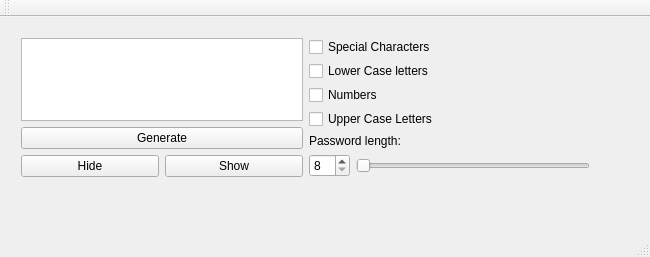
First picture: the form in sources/mainwindow.ui, repository SchnJulian/pwGenerator, before the edit.
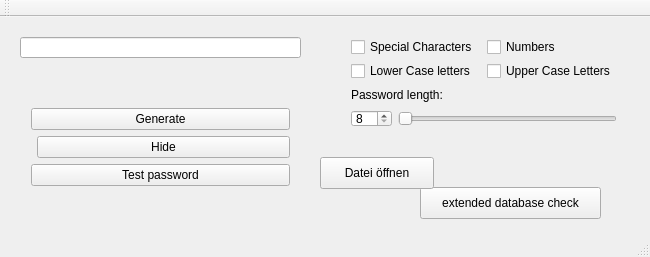
Second picture: the form after the edit.

The edit to the form file:
```diff
--- a/sources/mainwindow.ui
+++ b/sources/mainwindow.ui
@@ -10,12 +10,6 @@
     <height>257</height>
    </rect>
   </property>
-  <property name="sizePolicy">
-   <sizepolicy hsizetype="Fixed" vsizetype="Fixed">
-    <horstretch>0</horstretch>
-    <verstretch>0</verstretch>
-   </sizepolicy>
-  </property>
   <property name="minimumSize">
    <size>
     <width>650</width>
@@ -35,57 +29,59 @@
    <widget class="QWidget" name="layoutWidget">
     <property name="geometry">
      <rect>
-      <x>10</x>
-      <y>10</y>
-      <width>591</width>
-      <height>161</height>
+      <x>20</x>
+      <y>80</y>
+      <width>281</width>
+      <height>124</height>
      </rect>
     </property>
-    <layout class="QHBoxLayout" name="horizontalLayout_3">
-     <item>
-      <layout class="QVBoxLayout" name="verticalLayout_2">
-       <item>
-        <widget class="QPlainTextEdit" name="displayPassword"/>
-       </item>
-       <item>
+    <layout class="QFormLayout" name="formLayout">
+     <item row="0" column="0" colspan="2">
         <widget class="QPushButton" name="generateButton">
          <property name="text">
           <string>Generate</string>
          </property>
         </widget>
        </item>
-       <item>
-        <layout class="QHBoxLayout" name="horizontalLayout">
-         <item>
+     <item row="1" column="1">
           <widget class="QPushButton" name="hideButton">
            <property name="text">
             <string>Hide</string>
            </property>
           </widget>
          </item>
-         <item>
-          <widget class="QPushButton" name="showButton">
+     <item row="2" column="0" colspan="2">
+      <widget class="QPushButton" name="testPwBtn">
            <property name="text">
-            <string>Show</string>
+        <string>Test password</string>
            </property>
           </widget>
          </item>
         </layout>
-       </item>
-      </layout>
-     </item>
+   </widget>
+   <widget class="QWidget" name="layoutWidget">
+    <property name="geometry">
+     <rect>
+      <x>340</x>
+      <y>10</y>
+      <width>288</width>
+      <height>111</height>
+     </rect>
+    </property>
+    <layout class="QVBoxLayout" name="verticalLayout_2">
      <item>
-      <layout class="QVBoxLayout" name="verticalLayout_5">
-       <item>
-        <layout class="QVBoxLayout" name="verticalLayout">
-         <item>
-          <widget class="QCheckBox" name="specialCharacters">
+      <layout class="QGridLayout" name="gridLayout">
+       <item row="1" column="1">
+        <widget class="QCheckBox" name="upperCaseLetters">
            <property name="text">
-            <string>Special Characters</string>
-           </property>
-          </widget>
-         </item>
-         <item>
+          <string>Upper Case Letters</string>
+         </property>
+         <property name="checked">
+          <bool>false</bool>
+         </property>
+        </widget>
+       </item>
+       <item row="1" column="0">
           <widget class="QCheckBox" name="lowerCaseLetters">
            <property name="text">
             <string>Lower Case letters</string>
@@ -95,29 +91,26 @@
            </property>
           </widget>
          </item>
-         <item>
+       <item row="0" column="0">
+        <widget class="QCheckBox" name="specialCharacters">
+         <property name="text">
+          <string>Special Characters</string>
+         </property>
+        </widget>
+       </item>
+       <item row="0" column="1">
           <widget class="QCheckBox" name="numbers">
            <property name="text">
             <string>Numbers</string>
            </property>
           </widget>
          </item>
-         <item>
-          <widget class="QCheckBox" name="upperCaseLetters">
-           <property name="text">
-            <string>Upper Case Letters</string>
-           </property>
-           <property name="checked">
-            <bool>false</bool>
-           </property>
-          </widget>
-         </item>
         </layout>
        </item>
        <item>
-        <layout class="QVBoxLayout" name="verticalLayout_4">
+      <layout class="QVBoxLayout" name="verticalLayout">
          <item>
-          <layout class="QVBoxLayout" name="verticalLayout_3">
+        <layout class="QHBoxLayout" name="horizontalLayout">
            <item>
             <widget class="QLabel" name="label">
              <property name="text">
@@ -125,6 +118,19 @@
              </property>
             </widget>
            </item>
+         <item>
+          <spacer name="horizontalSpacer">
+           <property name="orientation">
+            <enum>Qt::Horizontal</enum>
+           </property>
+           <property name="sizeHint" stdset="0">
+            <size>
+             <width>40</width>
+             <height>20</height>
+            </size>
+           </property>
+          </spacer>
+         </item>
           </layout>
          </item>
          <item>
@@ -137,19 +143,10 @@
             </widget>
            </item>
            <item>
-            <widget class="QSlider" name="passwordLength">
-             <property name="font">
-              <font>
-               <weight>50</weight>
-               <bold>false</bold>
-              </font>
-             </property>
+          <widget class="QSlider" name="passwordLengthSlider">
              <property name="minimum">
               <number>8</number>
              </property>
-             <property name="maximum">
-              <number>50</number>
-             </property>
              <property name="orientation">
               <enum>Qt::Horizontal</enum>
              </property>
@@ -160,8 +157,42 @@
         </layout>
        </item>
       </layout>
-     </item>
-    </layout>
+   </widget>
+   <widget class="QPushButton" name="dataBaseCheckButton">
+    <property name="geometry">
+     <rect>
+      <x>420</x>
+      <y>170</y>
+      <width>181</width>
+      <height>32</height>
+     </rect>
+    </property>
+    <property name="text">
+     <string>extended database check</string>
+    </property>
+   </widget>
+   <widget class="QLineEdit" name="displayPassword">
+    <property name="geometry">
+     <rect>
+      <x>20</x>
+      <y>20</y>
+      <width>281</width>
+      <height>21</height>
+     </rect>
+    </property>
+   </widget>
+   <widget class="QPushButton" name="opeFileBtn">
+    <property name="geometry">
+     <rect>
+      <x>320</x>
+      <y>140</y>
+      <width>114</width>
+      <height>32</height>
+     </rect>
+    </property>
+    <property name="text">
+     <string>Datei öffnen</string>
+    </property>
    </widget>
   </widget>
   <widget class="QToolBar" name="mainToolBar">
```
Left out of the diff: 2 changed lines with no effect on the pictures. Lines whose indentation alone changed are shown as unchanged.
